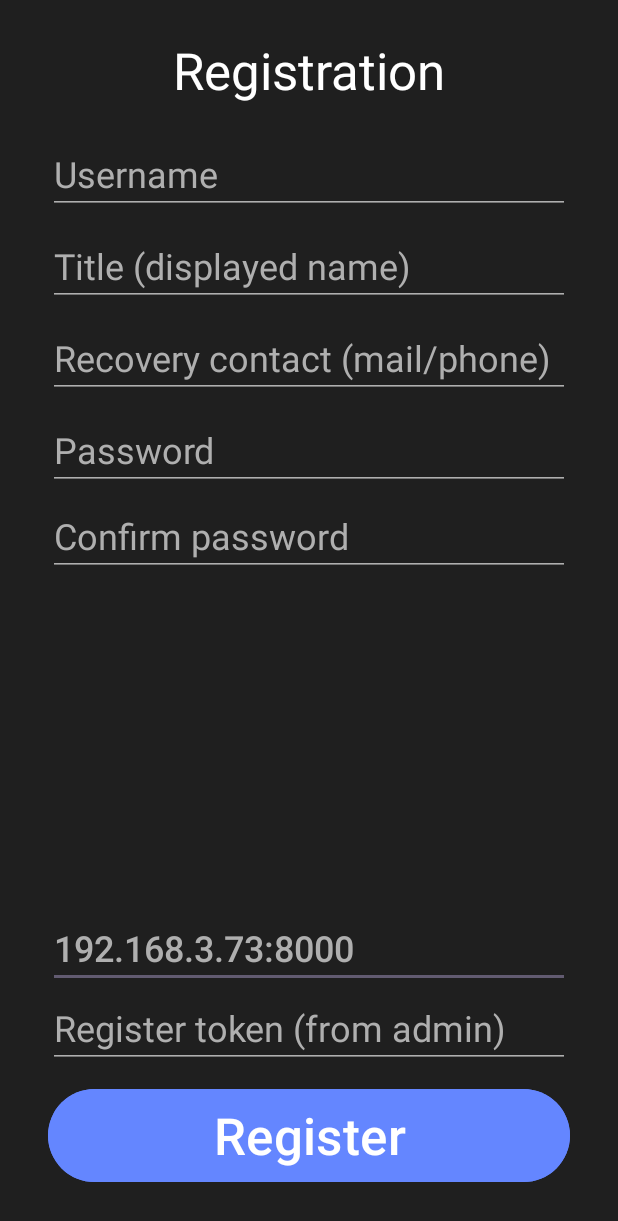
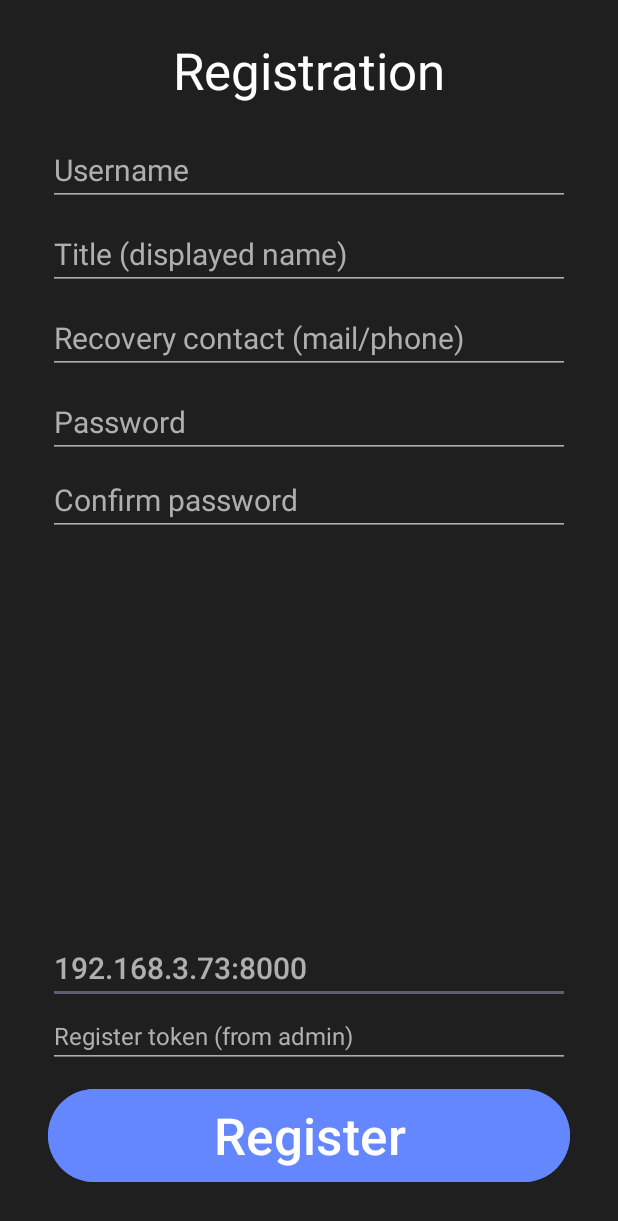
Before and after one commit to tankoman228/LearnTogether_Mobile_fixed, an Android app: the ActRegister screen opened directly, with no data from a screen before it, on a phone screen of 412 x 824 dp. Shown: the top 1221 px of the screen. Run offline under Robolectric (Android 15) with nearby library versions, the phone set to English and light mode, and no system bars.

Commit message:
Правка размера шрифта

```diff
--- a/app/src/main/java/com/example/learntogether_mobile/Activities/ActLogin.java
+++ b/app/src/main/java/com/example/learntogether_mobile/Activities/ActLogin.java
@@ -36,6 +36,7 @@ public class ActLogin extends AppCompatActivity {
         etServer = findViewById(R.id.etServerAddress);
         etServer.setText(GlobalVariables.server);
 
+        findViewById(R.id.ibBack).setOnClickListener(l -> finish());
         findViewById(R.id.btnEnter).setOnClickListener(l -> {
             RequestU request = new RequestU() {{
                 username = etLogin.getText().toString();
--- a/app/src/main/res/layout/activity_login.xml
+++ b/app/src/main/res/layout/activity_login.xml
@@ -19,7 +19,7 @@
         android:textAlignment="textStart"
         android:textColor="@color/gray"
         android:textColorHint="@color/red_logo"
-        android:textSize="24sp"
+        android:textSize="16sp"
         app:layout_constraintBottom_toTopOf="@+id/btnEnter"
         app:layout_constraintEnd_toEndOf="@+id/btnEnter"
         app:layout_constraintStart_toStartOf="@+id/btnEnter" />
@@ -52,7 +52,7 @@
         android:shadowColor="@color/gray"
         android:textColor="@color/white"
         android:textColorHint="@color/gray"
-        android:textSize="34sp"
+        android:textSize="24sp"
         app:layout_constraintEnd_toEndOf="parent"
         app:layout_constraintHorizontal_bias="0.0"
         app:layout_constraintStart_toStartOf="parent"
@@ -72,7 +72,7 @@
         android:shadowColor="@color/gray"
         android:textColor="@color/white"
         android:textColorHint="@color/gray"
-        android:textSize="34sp"
+        android:textSize="24sp"
         app:layout_constraintEnd_toEndOf="parent"
         app:layout_constraintHorizontal_bias="0.0"
         app:layout_constraintStart_toStartOf="parent"
--- a/app/src/main/res/layout/activity_register.xml
+++ b/app/src/main/res/layout/activity_register.xml
@@ -19,7 +19,7 @@
         android:textAlignment="textStart"
         android:textColor="@color/gray"
         android:textColorHint="@color/red_logo"
-        android:textSize="24sp"
+        android:textSize="20sp"
         app:layout_constraintBottom_toTopOf="@+id/etToken"
         app:layout_constraintEnd_toEndOf="@+id/etToken"
         app:layout_constraintStart_toStartOf="@+id/etToken" />
@@ -62,7 +62,7 @@
         android:shadowColor="@color/gray"
         android:textColor="@color/white"
         android:textColorHint="@color/gray"
-        android:textSize="24sp"
+        android:textSize="20sp"
         app:layout_constraintEnd_toEndOf="parent"
         app:layout_constraintStart_toStartOf="parent"
         app:layout_constraintTop_toBottomOf="@+id/textView" />
@@ -81,7 +81,7 @@
         android:shadowColor="@color/gray"
         android:textColor="@color/white"
         android:textColorHint="@color/gray"
-        android:textSize="24sp"
+        android:textSize="20sp"
         app:layout_constraintEnd_toEndOf="parent"
         app:layout_constraintHorizontal_bias="0.0"
         app:layout_constraintStart_toStartOf="parent"
@@ -101,7 +101,7 @@
         android:shadowColor="@color/gray"
         android:textColor="@color/white"
         android:textColorHint="@color/gray"
-        android:textSize="24sp"
+        android:textSize="20sp"
         app:layout_constraintEnd_toEndOf="parent"
         app:layout_constraintHorizontal_bias="0.0"
         app:layout_constraintStart_toStartOf="parent"
@@ -121,7 +121,7 @@
         android:shadowColor="@color/gray"
         android:textColor="@color/white"
         android:textColorHint="@color/gray"
-        android:textSize="24sp"
+        android:textSize="20sp"
         app:layout_constraintEnd_toEndOf="parent"
         app:layout_constraintHorizontal_bias="0.0"
         app:layout_constraintStart_toStartOf="parent"
@@ -141,7 +141,7 @@
         android:shadowColor="@color/gray"
         android:textColor="@color/white"
         android:textColorHint="@color/gray"
-        android:textSize="24sp"
+        android:textSize="20sp"
         app:layout_constraintEnd_toEndOf="parent"
         app:layout_constraintHorizontal_bias="0.0"
         app:layout_constraintStart_toStartOf="parent"
@@ -161,7 +161,7 @@
         android:shadowColor="@color/gray"
         android:textColor="@color/white"
         android:textColorHint="@color/gray"
-        android:textSize="24sp"
+        android:textSize="16sp"
         app:layout_constraintBottom_toTopOf="@+id/btnRegisterProfile"
         app:layout_constraintEnd_toEndOf="parent"
         app:layout_constraintHorizontal_bias="0.0"
```
